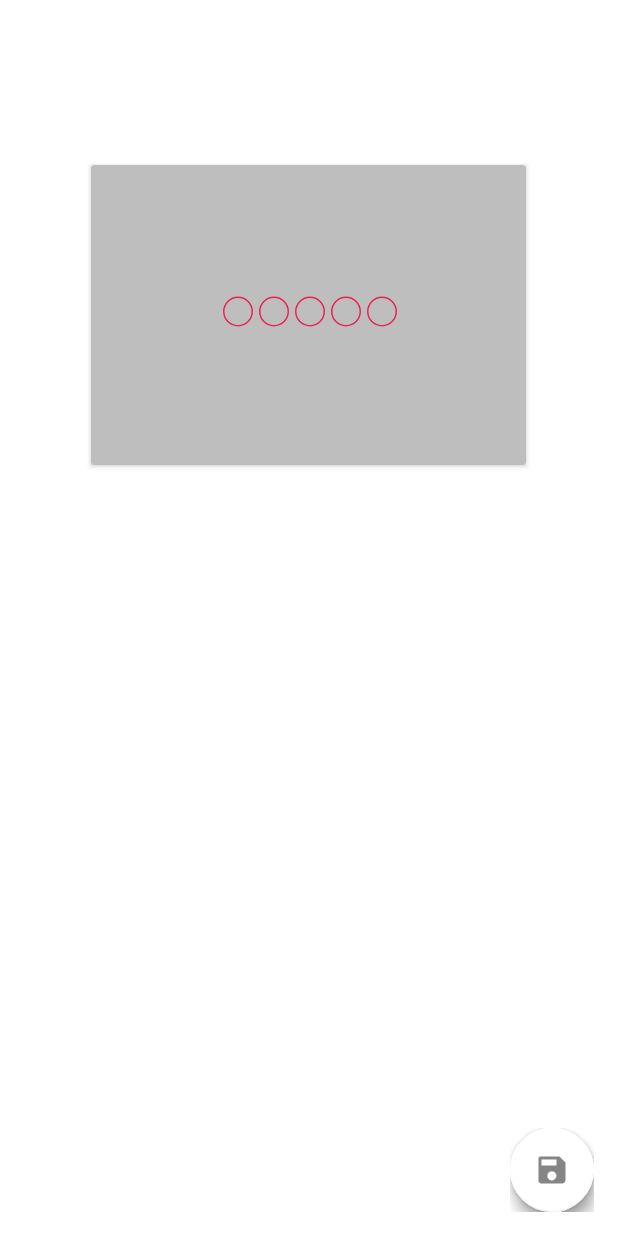
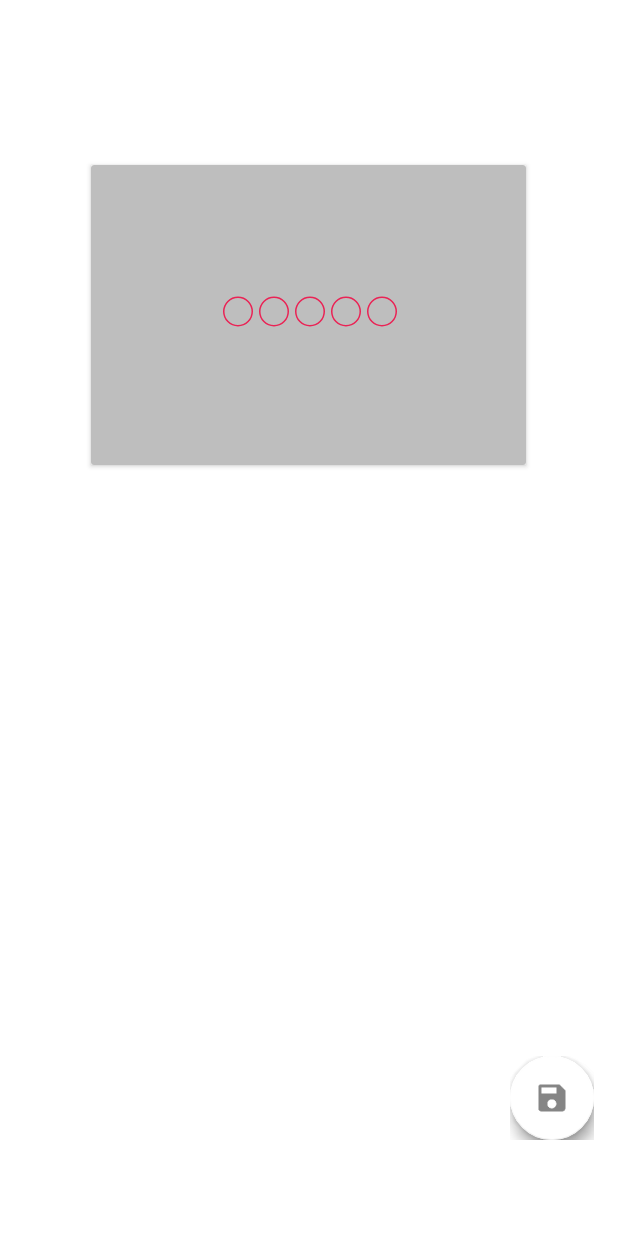
Before and after one commit to osquitoOfTheNorth/eater, an Android app: the layout recipe_detail_fragment.xml on its own in the app's theme, with its tools: preview values and no code run, on a phone screen of 412 x 824 dp. Run offline under Robolectric (Android 15) with nearby library versions, the light colour scheme and no system bars; plain views replace FloatingActionButton, FloatingActionMenu.

Commit message:
Fixing FAB button alginment

```diff
--- a/app/src/main/res/layout/recipe_detail_fragment.xml
+++ b/app/src/main/res/layout/recipe_detail_fragment.xml
@@ -91,7 +91,9 @@
         android:layout_alignParentBottom="true"
         android:layout_alignParentRight="true"
         android:src="@drawable/floating_action_button_icon"
-        android:layout_margin="16dp">
+        android:layout_marginBottom="64dp"
+        android:layout_marginLeft="16dp"
+        android:layout_marginRight="16dp">
                 <com.github.clans.fab.FloatingActionButton
                         android:layout_width="wrap_content"
                         android:layout_height="wrap_content"
```
